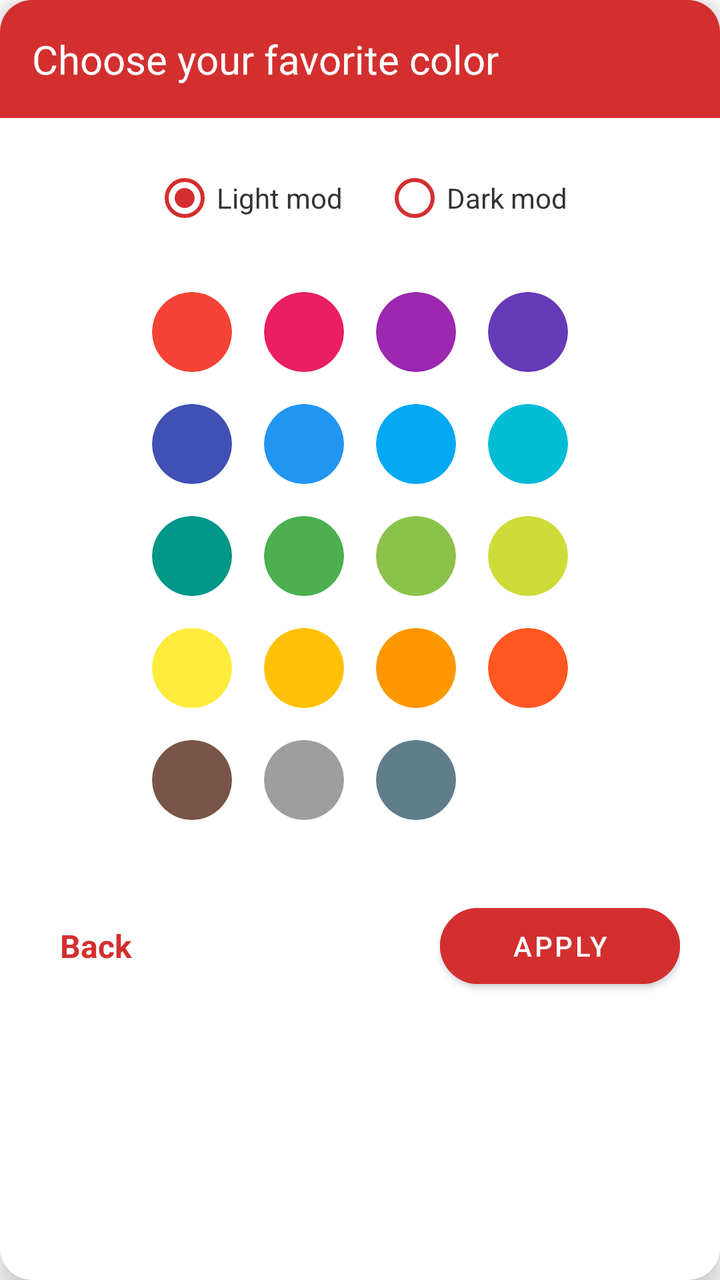
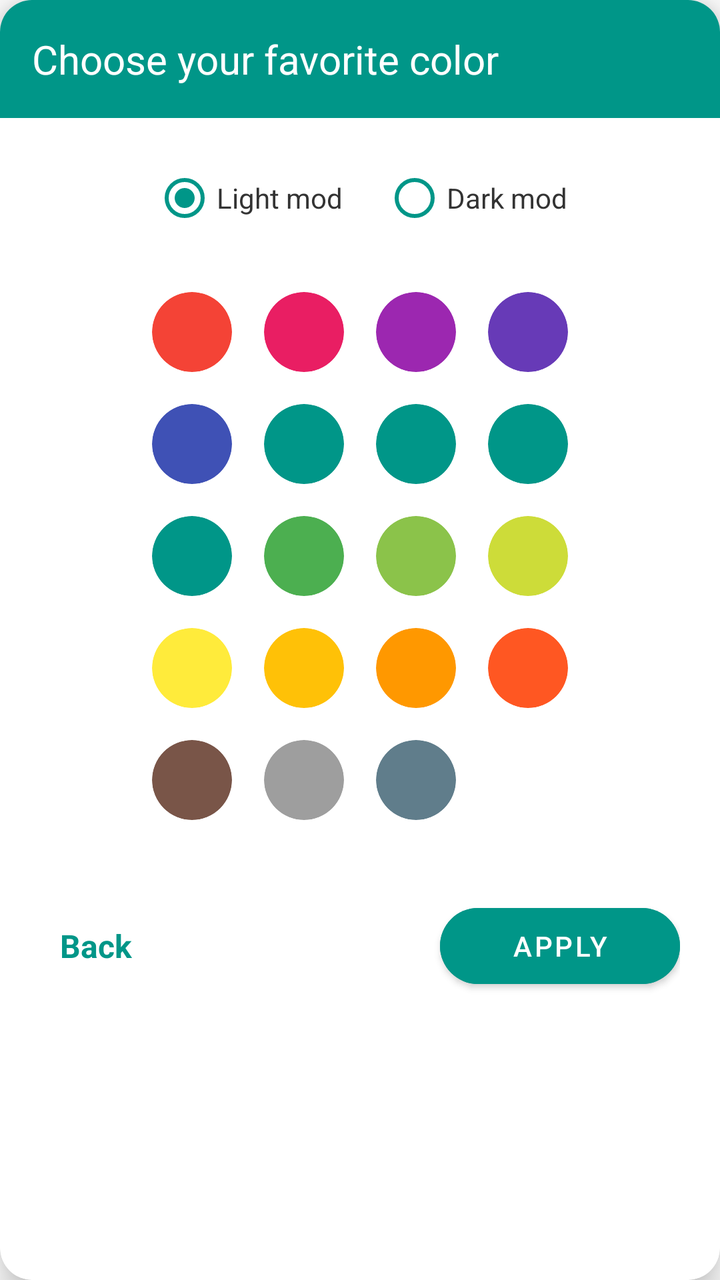

Compare the two renders of this Android layout. The source of the first and the diff that turns it into the second are given below.
<!-- AndroidManifest.xml: application theme AppTheme -->
<!-- res/layout/dialog_app_colors.xml -->
<?xml version="1.0" encoding="utf-8"?>
<androidx.cardview.widget.CardView xmlns:android="http://schemas.android.com/apk/res/android"
    xmlns:app="http://schemas.android.com/apk/res-auto"
    android:layout_width="match_parent"
    android:layout_height="wrap_content"
    android:layout_margin="20dp"
    app:cardCornerRadius="16dp"
    app:cardElevation="10dp"
    app:cardBackgroundColor="@android:color/white">

    <LinearLayout
        android:layout_width="match_parent"
        android:layout_height="wrap_content"
        android:orientation="vertical">

        <TextView
            android:id="@+id/dialog_header"
            android:layout_width="match_parent"
            android:layout_height="wrap_content"
            android:background="#D32F2F"
            android:padding="16dp"
            android:text="Choose your favorite color"
            android:textColor="@android:color/white"
            android:textSize="20sp" />

        <RadioGroup
            android:layout_width="match_parent"
            android:layout_height="wrap_content"
            android:layout_marginTop="16dp"
            android:gravity="center"
            android:orientation="horizontal">

            <RadioButton
                android:id="@+id/rb_light"
                android:layout_width="wrap_content"
                android:layout_height="wrap_content"
                android:layout_marginEnd="20dp"
                android:buttonTint="#D32F2F"
                android:checked="true"
                android:text="Light mod"
                android:textColor="#333333" />

            <RadioButton
                android:id="@+id/rb_dark"
                android:layout_width="wrap_content"
                android:layout_height="wrap_content"
                android:buttonTint="#D32F2F"
                android:text="Dark mod"
                android:textColor="#333333" />
        </RadioGroup>

        <GridLayout
            android:layout_width="wrap_content"
            android:layout_height="wrap_content"
            android:layout_gravity="center"
            android:layout_marginTop="15dp"
            android:columnCount="4"
            android:useDefaultMargins="true">

            <androidx.cardview.widget.CardView android:id="@+id/color_1" android:clickable="true" android:focusable="true" android:foreground="?attr/selectableItemBackground" android:layout_width="40dp" android:layout_height="40dp" android:layout_margin="8dp" app:cardBackgroundColor="#F44336" app:cardCornerRadius="20dp" app:cardElevation="0dp"/>
            <androidx.cardview.widget.CardView android:id="@+id/color_2" android:clickable="true" android:focusable="true" android:foreground="?attr/selectableItemBackground" android:layout_width="40dp" android:layout_height="40dp" android:layout_margin="8dp" app:cardBackgroundColor="#E91E63" app:cardCornerRadius="20dp" app:cardElevation="0dp"/>
            <androidx.cardview.widget.CardView android:id="@+id/color_3" android:clickable="true" android:focusable="true" android:foreground="?attr/selectableItemBackground" android:layout_width="40dp" android:layout_height="40dp" android:layout_margin="8dp" app:cardBackgroundColor="#9C27B0" app:cardCornerRadius="20dp" app:cardElevation="0dp"/>
            <androidx.cardview.widget.CardView android:id="@+id/color_4" android:clickable="true" android:focusable="true" android:foreground="?attr/selectableItemBackground" android:layout_width="40dp" android:layout_height="40dp" android:layout_margin="8dp" app:cardBackgroundColor="#673AB7" app:cardCornerRadius="20dp" app:cardElevation="0dp"/>

            <androidx.cardview.widget.CardView android:id="@+id/color_5" android:clickable="true" android:focusable="true" android:foreground="?attr/selectableItemBackground" android:layout_width="40dp" android:layout_height="40dp" android:layout_margin="8dp" app:cardBackgroundColor="#3F51B5" app:cardCornerRadius="20dp" app:cardElevation="0dp"/>
            <androidx.cardview.widget.CardView android:id="@+id/color_6" android:clickable="true" android:focusable="true" android:foreground="?attr/selectableItemBackground" android:layout_width="40dp" android:layout_height="40dp" android:layout_margin="8dp" app:cardBackgroundColor="#2196F3" app:cardCornerRadius="20dp" app:cardElevation="0dp"/>
            <androidx.cardview.widget.CardView android:id="@+id/color_7" android:clickable="true" android:focusable="true" android:foreground="?attr/selectableItemBackground" android:layout_width="40dp" android:layout_height="40dp" android:layout_margin="8dp" app:cardBackgroundColor="#03A9F4" app:cardCornerRadius="20dp" app:cardElevation="0dp"/>
            <androidx.cardview.widget.CardView android:id="@+id/color_8" android:clickable="true" android:focusable="true" android:foreground="?attr/selectableItemBackground" android:layout_width="40dp" android:layout_height="40dp" android:layout_margin="8dp" app:cardBackgroundColor="#00BCD4" app:cardCornerRadius="20dp" app:cardElevation="0dp"/>

            <androidx.cardview.widget.CardView android:id="@+id/color_9" android:clickable="true" android:focusable="true" android:foreground="?attr/selectableItemBackground" android:layout_width="40dp" android:layout_height="40dp" android:layout_margin="8dp" app:cardBackgroundColor="#009688" app:cardCornerRadius="20dp" app:cardElevation="0dp"/>
            <androidx.cardview.widget.CardView android:id="@+id/color_10" android:clickable="true" android:focusable="true" android:foreground="?attr/selectableItemBackground" android:layout_width="40dp" android:layout_height="40dp" android:layout_margin="8dp" app:cardBackgroundColor="#4CAF50" app:cardCornerRadius="20dp" app:cardElevation="0dp"/>
            <androidx.cardview.widget.CardView android:id="@+id/color_11" android:clickable="true" android:focusable="true" android:foreground="?attr/selectableItemBackground" android:layout_width="40dp" android:layout_height="40dp" android:layout_margin="8dp" app:cardBackgroundColor="#8BC34A" app:cardCornerRadius="20dp" app:cardElevation="0dp"/>
            <androidx.cardview.widget.CardView android:id="@+id/color_12" android:clickable="true" android:focusable="true" android:foreground="?attr/selectableItemBackground" android:layout_width="40dp" android:layout_height="40dp" android:layout_margin="8dp" app:cardBackgroundColor="#CDDC39" app:cardCornerRadius="20dp" app:cardElevation="0dp"/>

            <androidx.cardview.widget.CardView android:id="@+id/color_13" android:clickable="true" android:focusable="true" android:foreground="?attr/selectableItemBackground" android:layout_width="40dp" android:layout_height="40dp" android:layout_margin="8dp" app:cardBackgroundColor="#FFEB3B" app:cardCornerRadius="20dp" app:cardElevation="0dp"/>
            <androidx.cardview.widget.CardView android:id="@+id/color_14" android:clickable="true" android:focusable="true" android:foreground="?attr/selectableItemBackground" android:layout_width="40dp" android:layout_height="40dp" android:layout_margin="8dp" app:cardBackgroundColor="#FFC107" app:cardCornerRadius="20dp" app:cardElevation="0dp"/>
            <androidx.cardview.widget.CardView android:id="@+id/color_15" android:clickable="true" android:focusable="true" android:foreground="?attr/selectableItemBackground" android:layout_width="40dp" android:layout_height="40dp" android:layout_margin="8dp" app:cardBackgroundColor="#FF9800" app:cardCornerRadius="20dp" app:cardElevation="0dp"/>
            <androidx.cardview.widget.CardView android:id="@+id/color_16" android:clickable="true" android:focusable="true" android:foreground="?attr/selectableItemBackground" android:layout_width="40dp" android:layout_height="40dp" android:layout_margin="8dp" app:cardBackgroundColor="#FF5722" app:cardCornerRadius="20dp" app:cardElevation="0dp"/>

            <androidx.cardview.widget.CardView android:id="@+id/color_17" android:clickable="true" android:focusable="true" android:foreground="?attr/selectableItemBackground" android:layout_width="40dp" android:layout_height="40dp" android:layout_margin="8dp" app:cardBackgroundColor="#795548" app:cardCornerRadius="20dp" app:cardElevation="0dp"/>
            <androidx.cardview.widget.CardView android:id="@+id/color_18" android:clickable="true" android:focusable="true" android:foreground="?attr/selectableItemBackground" android:layout_width="40dp" android:layout_height="40dp" android:layout_margin="8dp" app:cardBackgroundColor="#9E9E9E" app:cardCornerRadius="20dp" app:cardElevation="0dp"/>
            <androidx.cardview.widget.CardView android:id="@+id/color_19" android:clickable="true" android:focusable="true" android:foreground="?attr/selectableItemBackground" android:layout_width="40dp" android:layout_height="40dp" android:layout_margin="8dp" app:cardBackgroundColor="#607D8B" app:cardCornerRadius="20dp" app:cardElevation="0dp"/>
        </GridLayout>

        <RelativeLayout
            android:layout_width="match_parent"
            android:layout_height="wrap_content"
            android:layout_marginTop="10dp"
            android:padding="20dp">

            <TextView
                android:id="@+id/btn_back_color"
                android:layout_width="wrap_content"
                android:layout_height="wrap_content"
                android:layout_alignParentStart="true"
                android:layout_centerVertical="true"
                android:layout_marginStart="10dp"
                android:text="Back"
                android:textColor="#D32F2F"
                android:textSize="16sp"
                android:textStyle="bold" />

            <Button
                android:id="@+id/btn_apply_color"
                android:layout_width="120dp"
                android:layout_height="50dp"
                android:layout_alignParentEnd="true"
                android:layout_centerVertical="true"
                android:backgroundTint="#D32F2F"
                android:text="Apply"
                android:textColor="@android:color/white"
                app:cornerRadius="25dp" />
        </RelativeLayout>
    </LinearLayout>
</androidx.cardview.widget.CardView>
<!-- resources referenced by this layout -->
<resources>
  <style name="AppTheme" parent="Theme.MaterialComponents.Light.NoActionBar">
          <item name="colorPrimary">#D32F2F</item>
          <item name="colorPrimaryDark">#B71C1C</item>
          <item name="colorAccent">#D32F2F</item>
          
          <item name="android:textColorPrimary">@android:color/black</item>
          <item name="android:textColorSecondary">@android:color/darker_gray</item>
      </style>
</resources>

<!-- the commit's change to res/layout/dialog_app_colors.xml (unified diff, before → after) -->
@@ -17,7 +17,7 @@
             android:id="@+id/dialog_header"
             android:layout_width="match_parent"
             android:layout_height="wrap_content"
-            android:background="#D32F2F"
+            android:background="#009688"
             android:padding="16dp"
             android:text="Choose your favorite color"
             android:textColor="@android:color/white"
@@ -35,7 +35,7 @@
                 android:layout_width="wrap_content"
                 android:layout_height="wrap_content"
                 android:layout_marginEnd="20dp"
-                android:buttonTint="#D32F2F"
+                android:buttonTint="#009688"
                 android:checked="true"
                 android:text="Light mod"
                 android:textColor="#333333" />
@@ -44,7 +44,7 @@
                 android:id="@+id/rb_dark"
                 android:layout_width="wrap_content"
                 android:layout_height="wrap_content"
-                android:buttonTint="#D32F2F"
+                android:buttonTint="#009688"
                 android:text="Dark mod"
                 android:textColor="#333333" />
         </RadioGroup>
@@ -63,9 +63,9 @@
             <androidx.cardview.widget.CardView android:id="@+id/color_4" android:clickable="true" android:focusable="true" android:foreground="?attr/selectableItemBackground" android:layout_width="40dp" android:layout_height="40dp" android:layout_margin="8dp" app:cardBackgroundColor="#673AB7" app:cardCornerRadius="20dp" app:cardElevation="0dp"/>
 
             <androidx.cardview.widget.CardView android:id="@+id/color_5" android:clickable="true" android:focusable="true" android:foreground="?attr/selectableItemBackground" android:layout_width="40dp" android:layout_height="40dp" android:layout_margin="8dp" app:cardBackgroundColor="#3F51B5" app:cardCornerRadius="20dp" app:cardElevation="0dp"/>
-            <androidx.cardview.widget.CardView android:id="@+id/color_6" android:clickable="true" android:focusable="true" android:foreground="?attr/selectableItemBackground" android:layout_width="40dp" android:layout_height="40dp" android:layout_margin="8dp" app:cardBackgroundColor="#2196F3" app:cardCornerRadius="20dp" app:cardElevation="0dp"/>
-            <androidx.cardview.widget.CardView android:id="@+id/color_7" android:clickable="true" android:focusable="true" android:foreground="?attr/selectableItemBackground" android:layout_width="40dp" android:layout_height="40dp" android:layout_margin="8dp" app:cardBackgroundColor="#03A9F4" app:cardCornerRadius="20dp" app:cardElevation="0dp"/>
-            <androidx.cardview.widget.CardView android:id="@+id/color_8" android:clickable="true" android:focusable="true" android:foreground="?attr/selectableItemBackground" android:layout_width="40dp" android:layout_height="40dp" android:layout_margin="8dp" app:cardBackgroundColor="#00BCD4" app:cardCornerRadius="20dp" app:cardElevation="0dp"/>
+            <androidx.cardview.widget.CardView android:id="@+id/color_6" android:clickable="true" android:focusable="true" android:foreground="?attr/selectableItemBackground" android:layout_width="40dp" android:layout_height="40dp" android:layout_margin="8dp" app:cardBackgroundColor="#009688" app:cardCornerRadius="20dp" app:cardElevation="0dp"/>
+            <androidx.cardview.widget.CardView android:id="@+id/color_7" android:clickable="true" android:focusable="true" android:foreground="?attr/selectableItemBackground" android:layout_width="40dp" android:layout_height="40dp" android:layout_margin="8dp" app:cardBackgroundColor="#009688" app:cardCornerRadius="20dp" app:cardElevation="0dp"/>
+            <androidx.cardview.widget.CardView android:id="@+id/color_8" android:clickable="true" android:focusable="true" android:foreground="?attr/selectableItemBackground" android:layout_width="40dp" android:layout_height="40dp" android:layout_margin="8dp" app:cardBackgroundColor="#009688" app:cardCornerRadius="20dp" app:cardElevation="0dp"/>
 
             <androidx.cardview.widget.CardView android:id="@+id/color_9" android:clickable="true" android:focusable="true" android:foreground="?attr/selectableItemBackground" android:layout_width="40dp" android:layout_height="40dp" android:layout_margin="8dp" app:cardBackgroundColor="#009688" app:cardCornerRadius="20dp" app:cardElevation="0dp"/>
             <androidx.cardview.widget.CardView android:id="@+id/color_10" android:clickable="true" android:focusable="true" android:foreground="?attr/selectableItemBackground" android:layout_width="40dp" android:layout_height="40dp" android:layout_margin="8dp" app:cardBackgroundColor="#4CAF50" app:cardCornerRadius="20dp" app:cardElevation="0dp"/>
@@ -96,7 +96,7 @@
                 android:layout_centerVertical="true"
                 android:layout_marginStart="10dp"
                 android:text="Back"
-                android:textColor="#D32F2F"
+                android:textColor="#009688"
                 android:textSize="16sp"
                 android:textStyle="bold" />
 
@@ -106,7 +106,7 @@
                 android:layout_height="50dp"
                 android:layout_alignParentEnd="true"
                 android:layout_centerVertical="true"
-                android:backgroundTint="#D32F2F"
+                android:backgroundTint="#009688"
                 android:text="Apply"
                 android:textColor="@android:color/white"
                 app:cornerRadius="25dp" />
<!-- resource entries referenced after the edit -->
@@ -1,9 +1,9 @@
 <!-- resources referenced by this layout -->
 <resources>
   <style name="AppTheme" parent="Theme.MaterialComponents.Light.NoActionBar">
-          <item name="colorPrimary">#D32F2F</item>
-          <item name="colorPrimaryDark">#B71C1C</item>
-          <item name="colorAccent">#D32F2F</item>
+          <item name="colorPrimary">#009688</item>
+          <item name="colorPrimaryDark">#00796B</item>
+          <item name="colorAccent">#009688</item>
           
           <item name="android:textColorPrimary">@android:color/black</item>
           <item name="android:textColorSecondary">@android:color/darker_gray</item>
